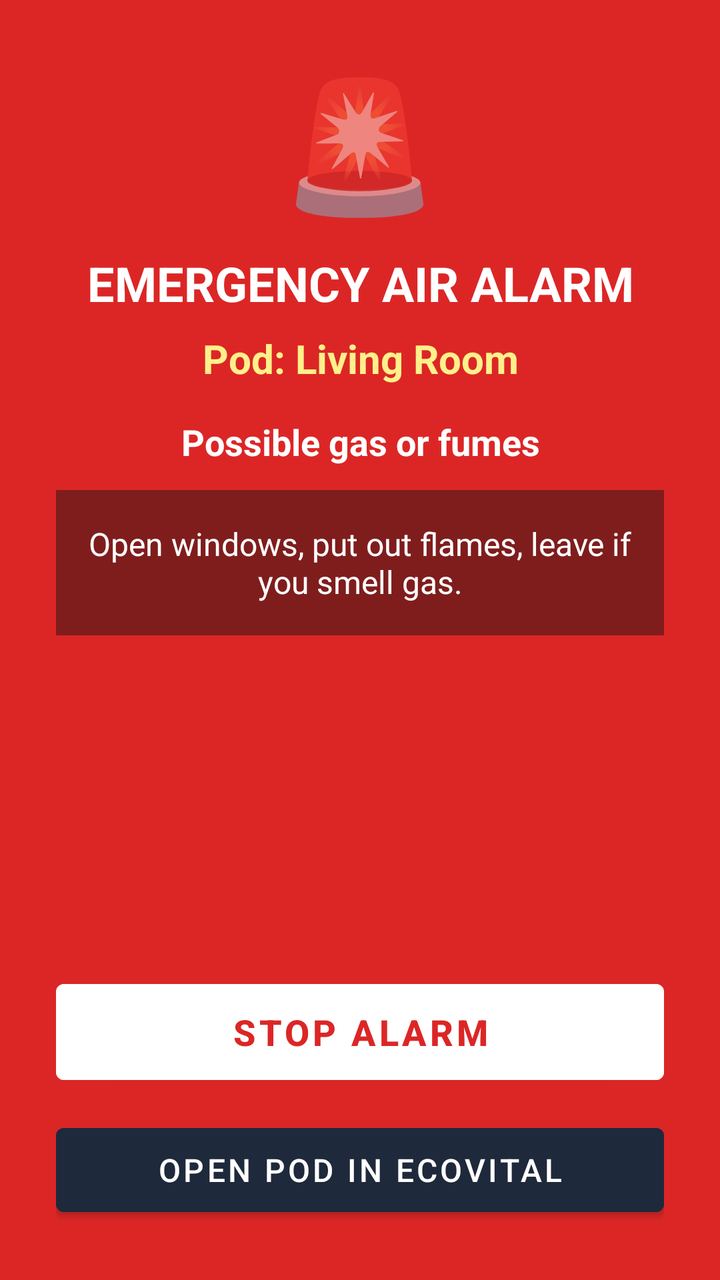
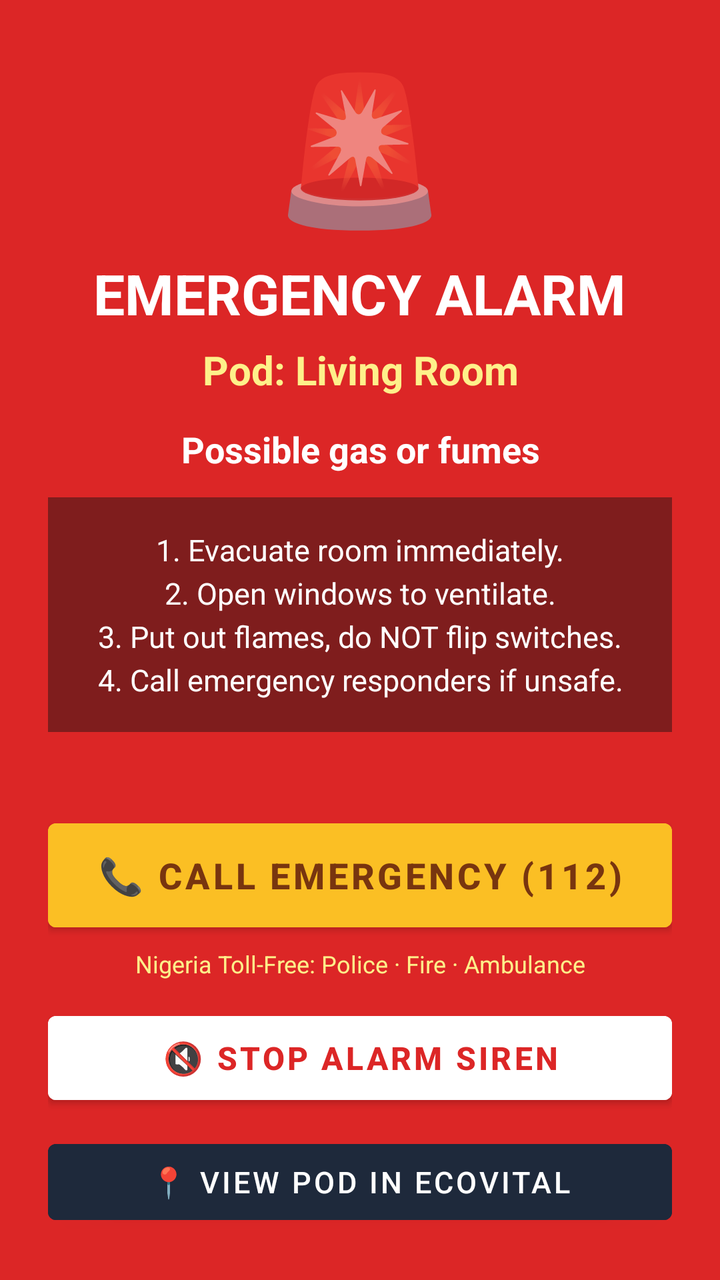

Before-and-after screenshots of an Android layout around one commit, followed by the original layout XML and the change that was made.
<!-- AndroidManifest.xml: activity theme Theme.EcoVital.Emergency -->
<!-- res/layout/activity_alarm.xml -->
<?xml version="1.0" encoding="utf-8"?>
<LinearLayout xmlns:android="http://schemas.android.com/apk/res/android"
    android:layout_width="match_parent"
    android:layout_height="match_parent"
    android:background="@color/emergency_red"
    android:gravity="center"
    android:orientation="vertical"
    android:padding="28dp">

    
    <TextView
        android:id="@+id/tvAlarmIcon"
        android:layout_width="wrap_content"
        android:layout_height="wrap_content"
        android:text="🚨"
        android:textSize="64sp" />

    <TextView
        android:id="@+id/tvAlarmTitle"
        android:layout_width="wrap_content"
        android:layout_height="wrap_content"
        android:layout_marginTop="12dp"
        android:gravity="center"
        android:text="EMERGENCY AIR ALARM"
        android:textColor="#FFFFFF"
        android:textSize="24sp"
        android:textStyle="bold" />

    <TextView
        android:id="@+id/tvPodName"
        android:layout_width="wrap_content"
        android:layout_height="wrap_content"
        android:layout_marginTop="8dp"
        android:gravity="center"
        android:text="Pod: Living Room"
        android:textColor="#FEF08A"
        android:textSize="20sp"
        android:textStyle="bold" />

    <TextView
        android:id="@+id/tvCause"
        android:layout_width="wrap_content"
        android:layout_height="wrap_content"
        android:layout_marginTop="16dp"
        android:gravity="center"
        android:text="Possible gas or fumes"
        android:textColor="#FFFFFF"
        android:textSize="18sp"
        android:textStyle="bold" />

    <TextView
        android:id="@+id/tvAdvice"
        android:layout_width="match_parent"
        android:layout_height="wrap_content"
        android:layout_marginTop="12dp"
        android:background="#7F1D1D"
        android:gravity="center"
        android:padding="16dp"
        android:text="Open windows, put out flames, leave if you smell gas."
        android:textColor="#FFFFFF"
        android:textSize="16sp" />

    <Space
        android:layout_width="match_parent"
        android:layout_height="0dp"
        android:layout_weight="1" />

    <LinearLayout
        android:layout_width="match_parent"
        android:layout_height="wrap_content"
        android:orientation="vertical">

        <Button
            android:id="@+id/btnStopAlarm"
            android:layout_width="match_parent"
            android:layout_height="60dp"
            android:backgroundTint="#FFFFFF"
            android:text="STOP ALARM"
            android:textColor="@color/emergency_red"
            android:textSize="18sp"
            android:textStyle="bold" />

        <Button
            android:id="@+id/btnOpenPod"
            android:layout_width="match_parent"
            android:layout_height="54dp"
            android:layout_marginTop="12dp"
            android:backgroundTint="#1E293B"
            android:text="OPEN POD IN ECOVITAL"
            android:textColor="#FFFFFF"
            android:textSize="16sp" />
    </LinearLayout>

</LinearLayout>
<!-- resources referenced by this layout -->
<resources>
  <color name="emergency_red">#DC2626</color>
  <style name="Theme.EcoVital.Emergency" parent="Theme.MaterialComponents.DayNight.NoActionBar">
          <item name="colorPrimary">@color/emergency_red</item>
          <item name="colorPrimaryDark">@color/emergency_red_dark</item>
          <item name="android:statusBarColor">@color/emergency_red_dark</item>
          <item name="android:windowBackground">@color/emergency_red</item>
          <item name="android:showWhenLocked">true</item>
          <item name="android:turnScreenOn">true</item>
      </style>
  <color name="emergency_red_dark">#991B1B</color>
</resources>

<!-- the commit's change to res/layout/activity_alarm.xml (unified diff, before → after) -->
@@ -5,7 +5,7 @@
     android:background="@color/emergency_red"
     android:gravity="center"
     android:orientation="vertical"
-    android:padding="28dp">
+    android:padding="24dp">
 
     
     <TextView
@@ -13,24 +13,24 @@
         android:layout_width="wrap_content"
         android:layout_height="wrap_content"
         android:text="🚨"
-        android:textSize="64sp" />
+        android:textSize="72sp" />
 
     <TextView
         android:id="@+id/tvAlarmTitle"
         android:layout_width="wrap_content"
         android:layout_height="wrap_content"
-        android:layout_marginTop="12dp"
+        android:layout_marginTop="8dp"
         android:gravity="center"
-        android:text="EMERGENCY AIR ALARM"
+        android:text="EMERGENCY ALARM"
         android:textColor="#FFFFFF"
-        android:textSize="24sp"
+        android:textSize="28sp"
         android:textStyle="bold" />
 
     <TextView
         android:id="@+id/tvPodName"
         android:layout_width="wrap_content"
         android:layout_height="wrap_content"
-        android:layout_marginTop="8dp"
+        android:layout_marginTop="6dp"
         android:gravity="center"
         android:text="Pod: Living Room"
         android:textColor="#FEF08A"
@@ -41,7 +41,7 @@
         android:id="@+id/tvCause"
         android:layout_width="wrap_content"
         android:layout_height="wrap_content"
-        android:layout_marginTop="16dp"
+        android:layout_marginTop="14dp"
         android:gravity="center"
         android:text="Possible gas or fumes"
         android:textColor="#FFFFFF"
@@ -56,9 +56,10 @@
         android:background="#7F1D1D"
         android:gravity="center"
         android:padding="16dp"
-        android:text="Open windows, put out flames, leave if you smell gas."
+        android:text="1. Evacuate room immediately.\n2. Open windows to ventilate.\n3. Put out flames, do NOT flip switches.\n4. Call emergency responders if unsafe."
         android:textColor="#FFFFFF"
-        android:textSize="16sp" />
+        android:textSize="15sp"
+        android:lineSpacingExtra="4dp" />
 
     <Space
         android:layout_width="match_parent"
@@ -70,25 +71,46 @@
         android:layout_height="wrap_content"
         android:orientation="vertical">
 
+        
+        <Button
+            android:id="@+id/btnCallEmergency"
+            android:layout_width="match_parent"
+            android:layout_height="64dp"
+            android:backgroundTint="#FBBF24"
+            android:text="📞 CALL EMERGENCY (112)"
+            android:textColor="#78350F"
+            android:textSize="18sp"
+            android:textStyle="bold" />
+
+        <TextView
+            android:layout_width="match_parent"
+            android:layout_height="wrap_content"
+            android:layout_marginTop="4dp"
+            android:layout_marginBottom="12dp"
+            android:gravity="center"
+            android:text="Nigeria Toll-Free: Police · Fire · Ambulance"
+            android:textColor="#FEF08A"
+            android:textSize="12sp" />
+
         <Button
             android:id="@+id/btnStopAlarm"
             android:layout_width="match_parent"
-            android:layout_height="60dp"
+            android:layout_height="54dp"
             android:backgroundTint="#FFFFFF"
-            android:text="STOP ALARM"
+            android:text="🔇 STOP ALARM SIREN"
             android:textColor="@color/emergency_red"
-            android:textSize="18sp"
+            android:textSize="16sp"
             android:textStyle="bold" />
 
         <Button
             android:id="@+id/btnOpenPod"
             android:layout_width="match_parent"
-            android:layout_height="54dp"
-            android:layout_marginTop="12dp"
+            android:layout_height="50dp"
+            android:layout_marginTop="10dp"
             android:backgroundTint="#1E293B"
-            android:text="OPEN POD IN ECOVITAL"
+            android:text="📍 VIEW POD IN ECOVITAL"
             android:textColor="#FFFFFF"
-            android:textSize="16sp" />
+            android:textSize="15sp" />
     </LinearLayout>
 
 </LinearLayout>
